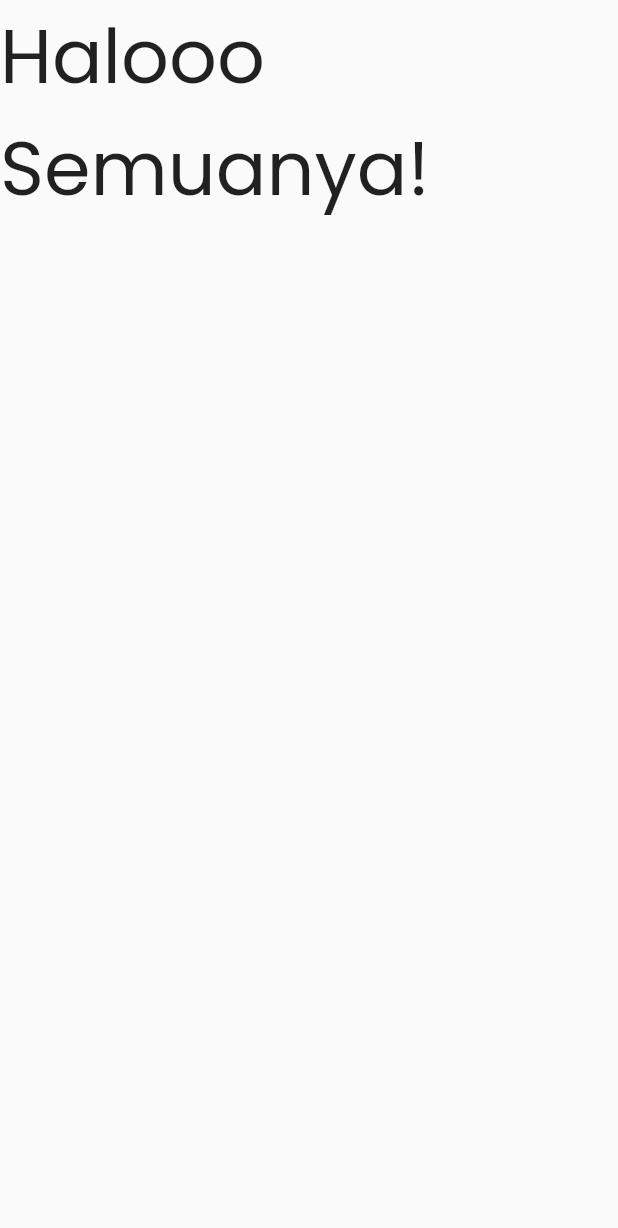
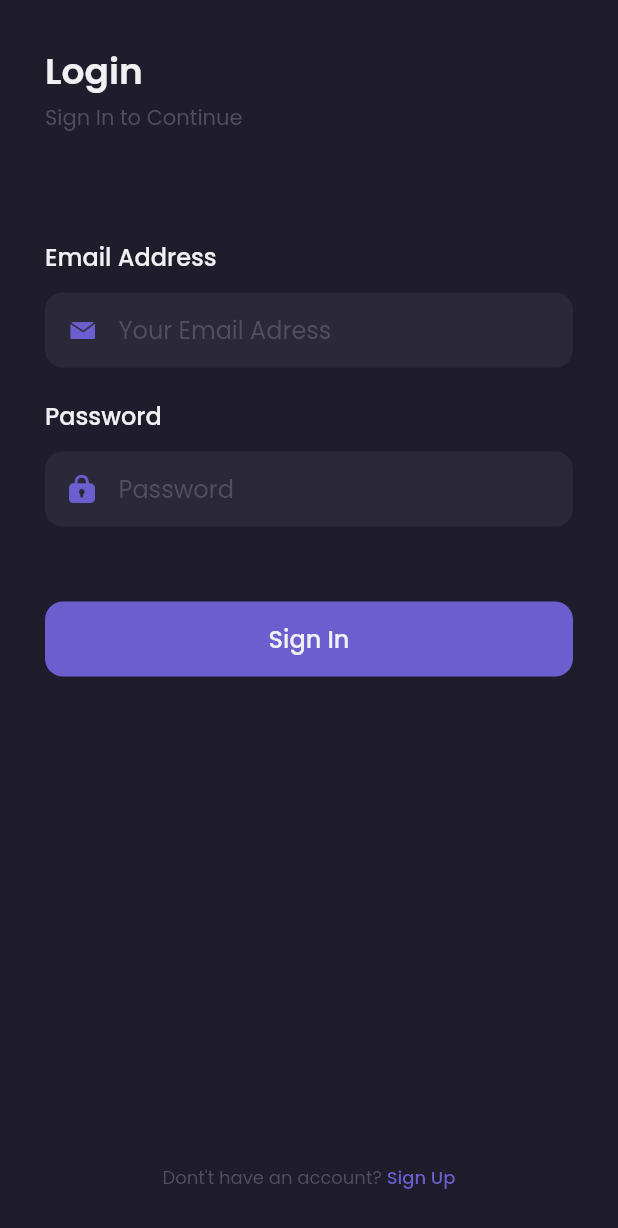
Before and after one commit to depri11/flutter_shamo, a Flutter app: the screen it shows after launch, on a phone screen of 412 x 824 dp. Shown: the top 1228 px of the screen. Run offline on Flutter 3.47's test engine with Material 2 defaults, Android fonts, the phone set to English and light mode, and no system bars; our stand-ins replace google_fonts.

Commit message:
slicing page login and register

```diff
--- a/lib/main.dart
+++ b/lib/main.dart
@@ -1,5 +1,8 @@
 import 'package:flutter/material.dart';
-import 'package:google_fonts/google_fonts.dart';
+import 'package:shamo/pages/sign_in_page.dart';
+import 'package:shamo/pages/sign_up_page.dart';
+import 'package:shamo/pages/splash_page.dart';
+import 'theme.dart';
 
 void main() => runApp(MyApp());
 
@@ -8,19 +11,11 @@ class MyApp extends StatelessWidget {
   Widget build(BuildContext context) {
     return MaterialApp(
       debugShowCheckedModeBanner: false,
-      home: HomePage(),
+      routes: {
+        '/': (context) => SplashPage(),
+        '/sign-in': (context) => SignInPage(),
+        '/sign-up': (context) => SignUpPage(),
+      },
     );
   }
 }
-
-class HomePage extends StatelessWidget {
-  @override
-  Widget build(BuildContext context) {
-    return Scaffold(
-      body: Text(
-        'Halooo Semuanya!',
-        style: GoogleFonts.poppins(fontSize: 50),
-      ),
-    );
-  }
-}
--- /dev/null
+++ b/lib/pages/sign_in_page.dart
@@ -0,0 +1,214 @@
+import 'package:flutter/material.dart';
+import 'package:shamo/theme.dart';
+
+class SignInPage extends StatelessWidget {
+  @override
+  Widget build(BuildContext context) {
+    Widget header() {
+      return Container(
+          margin: EdgeInsets.only(top: defaultMargin),
+          child: Column(
+            crossAxisAlignment: CrossAxisAlignment.start,
+            children: [
+              Text(
+                'Login',
+                style: primaryTextStyle.copyWith(
+                  fontSize: 24,
+                  fontWeight: semiBold,
+                ),
+              ),
+              SizedBox(
+                height: 2,
+              ),
+              Text(
+                'Sign In to Continue',
+                style: subtitleTextStyle,
+              )
+            ],
+          ));
+    }
+
+    Widget emailInput() {
+      return Container(
+        margin: EdgeInsets.only(top: 70),
+        child: Column(
+          crossAxisAlignment: CrossAxisAlignment.start,
+          children: [
+            Text(
+              'Email Address',
+              style: primaryTextStyle.copyWith(
+                fontSize: 16,
+                fontWeight: medium,
+              ),
+            ),
+            SizedBox(
+              height: 12,
+            ),
+            Container(
+              height: 50,
+              padding: EdgeInsets.symmetric(
+                horizontal: 16,
+              ),
+              decoration: BoxDecoration(
+                color: backgroundColor2,
+                borderRadius: BorderRadius.circular(12),
+              ),
+              child: Center(
+                child: Row(
+                  children: [
+                    Image.asset(
+                      'assets/icon_email.png',
+                      width: 17,
+                    ),
+                    SizedBox(
+                      width: 16,
+                    ),
+                    Expanded(
+                      child: TextFormField(
+                        style: primaryTextStyle,
+                        decoration: InputDecoration.collapsed(
+                          hintText: 'Your Email Adress',
+                          hintStyle: subtitleTextStyle,
+                        ),
+                      ),
+                    ),
+                  ],
+                ),
+              ),
+            ),
+            SizedBox(
+              height: 20,
+            ),
+          ],
+        ),
+      );
+    }
+
+    Widget passwordInput() {
+      return Container(
+        child: Column(
+          crossAxisAlignment: CrossAxisAlignment.start,
+          children: [
+            Text(
+              'Password',
+              style: primaryTextStyle.copyWith(
+                fontSize: 16,
+                fontWeight: medium,
+              ),
+            ),
+            SizedBox(
+              height: 12,
+            ),
+            Container(
+              height: 50,
+              padding: EdgeInsets.symmetric(
+                horizontal: 16,
+              ),
+              decoration: BoxDecoration(
+                color: backgroundColor2,
+                borderRadius: BorderRadius.circular(12),
+              ),
+              child: Center(
+                child: Row(
+                  children: [
+                    Image.asset(
+                      'assets/icon_password.png',
+                      width: 17,
+                    ),
+                    SizedBox(
+                      width: 16,
+                    ),
+                    Expanded(
+                      child: TextFormField(
+                        style: primaryTextStyle,
+                        obscureText: true,
+                        decoration: InputDecoration.collapsed(
+                          hintText: 'Password',
+                          hintStyle: subtitleTextStyle,
+                        ),
+                      ),
+                    ),
+                  ],
+                ),
+              ),
+            ),
+            SizedBox(
+              height: 20,
+            ),
+          ],
+        ),
+      );
+    }
+
+    Widget signInButton() {
+      return Container(
+        height: 50,
+        width: double.infinity,
+        margin: EdgeInsets.only(top: 30),
+        child: TextButton(
+          onPressed: () {},
+          style: TextButton.styleFrom(
+              backgroundColor: primaryColor,
+              shape: RoundedRectangleBorder(
+                borderRadius: BorderRadius.circular(12),
+              )),
+          child: Text(
+            'Sign In',
+            style: primaryTextStyle.copyWith(
+              fontSize: 16,
+              fontWeight: medium,
+            ),
+          ),
+        ),
+      );
+    }
+
+    Widget footer() {
+      return Container(
+        margin: EdgeInsets.only(bottom: 30),
+        child: Row(
+          mainAxisAlignment: MainAxisAlignment.center,
+          children: [
+            Text(
+              'Dont\'t have an account? ',
+              style: subtitleTextStyle.copyWith(
+                fontSize: 12,
+              ),
+            ),
+            GestureDetector(
+              onTap: () => Navigator.pushNamed(context, '/sign-up'),
+              child: Text(
+                'Sign Up',
+                style: purpleTextStyle.copyWith(
+                  fontSize: 12,
+                  fontWeight: medium,
+                ),
+              ),
+            ),
+          ],
+        ),
+      );
+    }
+
+    return Scaffold(
+      resizeToAvoidBottomInset: false,
+      backgroundColor: backgroundColor1,
+      body: SafeArea(
+        child: Container(
+          margin: EdgeInsets.symmetric(
+            horizontal: defaultMargin,
+          ),
+          child:
+              Column(crossAxisAlignment: CrossAxisAlignment.start, children: [
+            header(),
+            emailInput(),
+            passwordInput(),
+            signInButton(),
+            Spacer(),
+            footer(),
+          ]),
+        ),
+      ),
+    );
+  }
+}
--- a/lib/theme.dart
+++ b/lib/theme.dart
@@ -1,6 +1,9 @@
 import 'package:flutter/material.dart';
+import 'package:google_fonts/google_fonts.dart';
 
-Color primaryColor = Color(0xff6C5EFC);
+double defaultMargin = 30.0;
+
+Color primaryColor = Color(0xff6C5ECF);
 Color secondaryColor = Color(0xff38ABBE);
 Color alertColor = Color(0xffED6363);
 Color priceColor = Color(0xff2C96F1);
@@ -9,3 +12,30 @@ Color backgroundColor2 = Color(0xff2B2937);
 Color backgroundColor3 = Color(0xff242231);
 Color primaryTextColor = Color(0xffF1F0F2);
 Color secondaryTextColor = Color(0xff999999);
+Color subtitleColor = Color(0xff504F5E);
+
+TextStyle primaryTextStyle = GoogleFonts.poppins(
+  color: primaryTextColor,
+);
+
+TextStyle secondaryTextStyle = GoogleFonts.poppins(
+  color: secondaryTextColor,
+);
+
+TextStyle priceTextStyle = GoogleFonts.poppins(
+  color: priceColor,
+);
+
+TextStyle subtitleTextStyle = GoogleFonts.poppins(
+  color: subtitleColor,
+);
+
+TextStyle purpleTextStyle = GoogleFonts.poppins(
+  color: primaryColor,
+);
+
+FontWeight light = FontWeight.w300;
+FontWeight regular = FontWeight.w400;
+FontWeight medium = FontWeight.w500;
+FontWeight semiBold = FontWeight.w600;
+FontWeight bold = FontWeight.w700;
```
Also changed, not shown: lib/pages/sign_up_page.dart (added, +303 -0 lines), lib/pages/splash_page.dart (added, +37 -0 lines), pubspec.lock.
